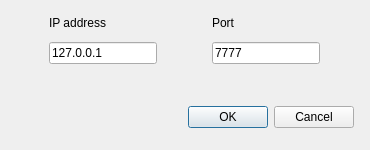
Jan5u/jakki, file ui/connect.ui: the form before one commit.
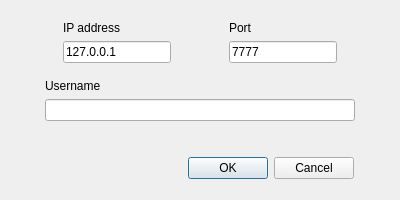
The form after the commit.

What changed in the file:
```diff
--- a/ui/connect.ui
+++ b/ui/connect.ui
@@ -9,8 +9,8 @@
    <rect>
     <x>0</x>
     <y>0</y>
-    <width>370</width>
-    <height>150</height>
+    <width>400</width>
+    <height>200</height>
    </rect>
   </property>
   <property name="sizePolicy">
@@ -21,14 +21,14 @@
   </property>
   <property name="minimumSize">
    <size>
-    <width>370</width>
-    <height>150</height>
+    <width>400</width>
+    <height>200</height>
    </size>
   </property>
   <property name="maximumSize">
    <size>
-    <width>370</width>
-    <height>150</height>
+    <width>400</width>
+    <height>200</height>
    </size>
   </property>
   <property name="windowTitle">
@@ -37,37 +37,8 @@
   <property name="modal">
    <bool>true</bool>
   </property>
-  <widget class="QDialogButtonBox" name="buttonBox">
-   <property name="geometry">
-    <rect>
-     <x>180</x>
-     <y>100</y>
-     <width>174</width>
-     <height>34</height>
-    </rect>
-   </property>
-   <property name="sizePolicy">
-    <sizepolicy hsizetype="Fixed" vsizetype="Fixed">
-     <horstretch>0</horstretch>
-     <verstretch>0</verstretch>
-    </sizepolicy>
-   </property>
-   <property name="orientation">
-    <enum>Qt::Orientation::Horizontal</enum>
-   </property>
-   <property name="standardButtons">
-    <set>QDialogButtonBox::StandardButton::Cancel|QDialogButtonBox::StandardButton::Ok</set>
-   </property>
-  </widget>
-  <widget class="QWidget" name="horizontalLayoutWidget">
-   <property name="geometry">
-    <rect>
-     <x>0</x>
-     <y>10</y>
-     <width>371</width>
-     <height>61</height>
-    </rect>
-   </property>
+  <layout class="QVBoxLayout" name="verticalLayout_2">
+   <item>
    <layout class="QHBoxLayout" name="horizontalLayout_3">
     <item>
      <layout class="QVBoxLayout" name="verticalLayout">
@@ -130,7 +101,81 @@
      </layout>
     </item>
    </layout>
-  </widget>
+   </item>
+   <item>
+    <layout class="QHBoxLayout" name="horizontalLayout_2">
+     <item>
+      <layout class="QVBoxLayout" name="verticalLayout_3">
+       <item>
+        <widget class="QLabel" name="label_3">
+         <property name="text">
+          <string>Username</string>
+         </property>
+        </widget>
+       </item>
+       <item>
+        <widget class="QLineEdit" name="usernamelineEdit_3">
+         <property name="sizePolicy">
+          <sizepolicy hsizetype="Fixed" vsizetype="Fixed">
+           <horstretch>0</horstretch>
+           <verstretch>0</verstretch>
+          </sizepolicy>
+         </property>
+         <property name="maximumSize">
+          <size>
+           <width>310</width>
+           <height>16777215</height>
+          </size>
+         </property>
+        </widget>
+       </item>
+      </layout>
+     </item>
+     <item>
+      <layout class="QVBoxLayout" name="verticalLayout_4"/>
+     </item>
+    </layout>
+   </item>
+   <item>
+    <layout class="QHBoxLayout" name="horizontalLayout">
+     <property name="topMargin">
+      <number>20</number>
+     </property>
+     <property name="rightMargin">
+      <number>35</number>
+     </property>
+     <item>
+      <spacer name="horizontalSpacer">
+       <property name="orientation">
+        <enum>Qt::Orientation::Horizontal</enum>
+       </property>
+       <property name="sizeHint" stdset="0">
+        <size>
+         <width>40</width>
+         <height>20</height>
+        </size>
+       </property>
+      </spacer>
+     </item>
+     <item>
+      <widget class="QDialogButtonBox" name="buttonBox">
+       <property name="sizePolicy">
+        <sizepolicy hsizetype="Fixed" vsizetype="Fixed">
+         <horstretch>0</horstretch>
+         <verstretch>0</verstretch>
+        </sizepolicy>
+       </property>
+       <property name="orientation">
+        <enum>Qt::Orientation::Horizontal</enum>
+       </property>
+       <property name="standardButtons">
+        <set>QDialogButtonBox::StandardButton::Cancel|QDialogButtonBox::StandardButton::Ok</set>
+       </property>
+      </widget>
+     </item>
+    </layout>
+   </item>
+  </layout>
  </widget>
  <resources/>
  <connections>
```
Lines whose indentation alone changed are shown as unchanged.
